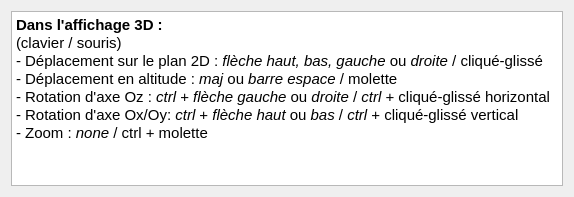
Before: the Qt Designer form TiSIG/src/interface/helpwindow.ui in Lzrtn/ProjetGeomatique, drawn with Qt 5.
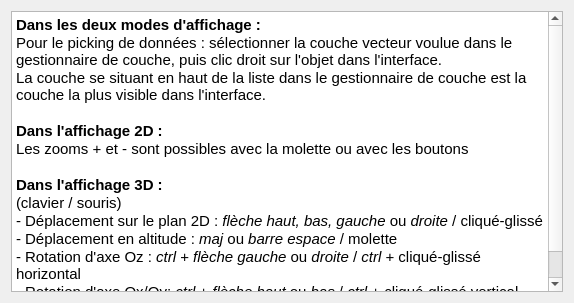
After: the same form once the commit is applied.

What changed in the file:
```diff
--- a/TiSIG/src/interface/helpwindow.ui
+++ b/TiSIG/src/interface/helpwindow.ui
@@ -7,7 +7,7 @@
     <x>0</x>
     <y>0</y>
     <width>574</width>
-    <height>197</height>
+    <height>303</height>
    </rect>
   </property>
   <property name="windowTitle">
@@ -24,6 +24,13 @@
 &lt;html&gt;&lt;head&gt;&lt;meta name=&quot;qrichtext&quot; content=&quot;1&quot; /&gt;&lt;style type=&quot;text/css&quot;&gt;
 p, li { white-space: pre-wrap; }
 &lt;/style&gt;&lt;/head&gt;&lt;body style=&quot; font-family:'Ubuntu'; font-size:11pt; font-weight:400; font-style:normal;&quot;&gt;
+&lt;p style=&quot; margin-top:0px; margin-bottom:0px; margin-left:0px; margin-right:0px; -qt-block-indent:0; text-indent:0px;&quot;&gt;&lt;span style=&quot; font-weight:600;&quot;&gt;Dans les deux modes d'affichage :&lt;/span&gt;&lt;/p&gt;
+&lt;p style=&quot; margin-top:0px; margin-bottom:0px; margin-left:0px; margin-right:0px; -qt-block-indent:0; text-indent:0px;&quot;&gt;Pour le picking de données : sélectionner la couche vecteur voulue dans le gestionnaire de couche, puis clic droit sur l'objet dans l'interface.&lt;/p&gt;
+&lt;p style=&quot; margin-top:0px; margin-bottom:0px; margin-left:0px; margin-right:0px; -qt-block-indent:0; text-indent:0px;&quot;&gt;La couche se situant en haut de la liste dans le gestionnaire de couche est la couche la plus visible dans l'interface.&lt;/p&gt;
+&lt;p style=&quot;-qt-paragraph-type:empty; margin-top:0px; margin-bottom:0px; margin-left:0px; margin-right:0px; -qt-block-indent:0; text-indent:0px;&quot;&gt;&lt;br /&gt;&lt;/p&gt;
+&lt;p style=&quot; margin-top:0px; margin-bottom:0px; margin-left:0px; margin-right:0px; -qt-block-indent:0; text-indent:0px;&quot;&gt;&lt;span style=&quot; font-weight:600;&quot;&gt;Dans l'affichage 2D :&lt;/span&gt;&lt;/p&gt;
+&lt;p style=&quot; margin-top:0px; margin-bottom:0px; margin-left:0px; margin-right:0px; -qt-block-indent:0; text-indent:0px;&quot;&gt;Les zooms + et - sont possibles avec la molette ou avec les boutons &lt;/p&gt;
+&lt;p style=&quot;-qt-paragraph-type:empty; margin-top:0px; margin-bottom:0px; margin-left:0px; margin-right:0px; -qt-block-indent:0; text-indent:0px; font-weight:600;&quot;&gt;&lt;br /&gt;&lt;/p&gt;
 &lt;p style=&quot; margin-top:0px; margin-bottom:0px; margin-left:0px; margin-right:0px; -qt-block-indent:0; text-indent:0px;&quot;&gt;&lt;span style=&quot; font-weight:600;&quot;&gt;Dans l'affichage 3D :&lt;/span&gt;&lt;/p&gt;
 &lt;p style=&quot; margin-top:0px; margin-bottom:0px; margin-left:0px; margin-right:0px; -qt-block-indent:0; text-indent:0px;&quot;&gt;(clavier / souris)&lt;/p&gt;
 &lt;p style=&quot; margin-top:0px; margin-bottom:0px; margin-left:0px; margin-right:0px; -qt-block-indent:0; text-indent:0px;&quot;&gt;- Déplacement sur le plan 2D : &lt;span style=&quot; font-style:italic;&quot;&gt;flèche haut, bas, gauche &lt;/span&gt;ou &lt;span style=&quot; font-style:italic;&quot;&gt;droite &lt;/span&gt;/ cliqué-glissé&lt;/p&gt;
```
